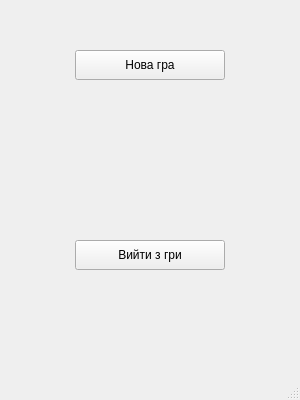
Qt form Lab5/windows/mainwindow.ui (x-FIREFOUR-x/AlgoLab5) before a commit.
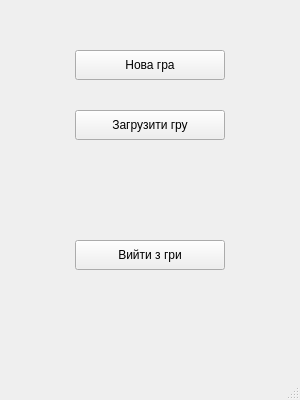
The same form after that commit.

Commit message: connect & debug save and download game

The edit to the form file:
```diff
--- a/Lab5/windows/mainwindow.ui
+++ b/Lab5/windows/mainwindow.ui
@@ -43,6 +43,19 @@
      <string>Вийти з гри</string>
     </property>
    </widget>
+   <widget class="QPushButton" name="ButtonDownload">
+    <property name="geometry">
+     <rect>
+      <x>75</x>
+      <y>110</y>
+      <width>150</width>
+      <height>30</height>
+     </rect>
+    </property>
+    <property name="text">
+     <string>Загрузити гру</string>
+    </property>
+   </widget>
   </widget>
   <widget class="QMenuBar" name="menubar">
    <property name="geometry">
```
The commit also changes 18 other files.
